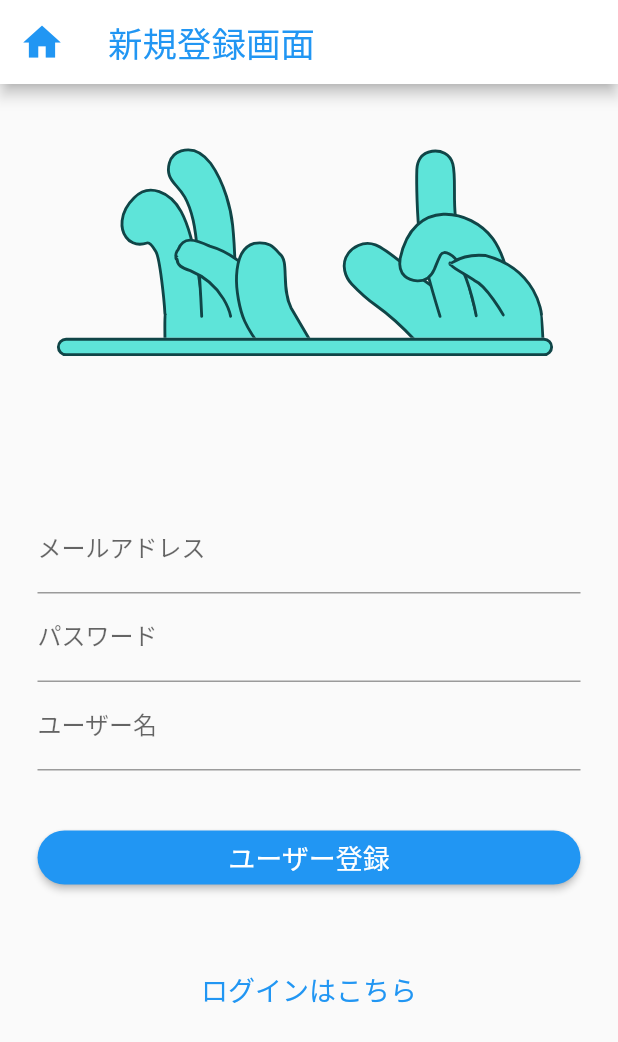
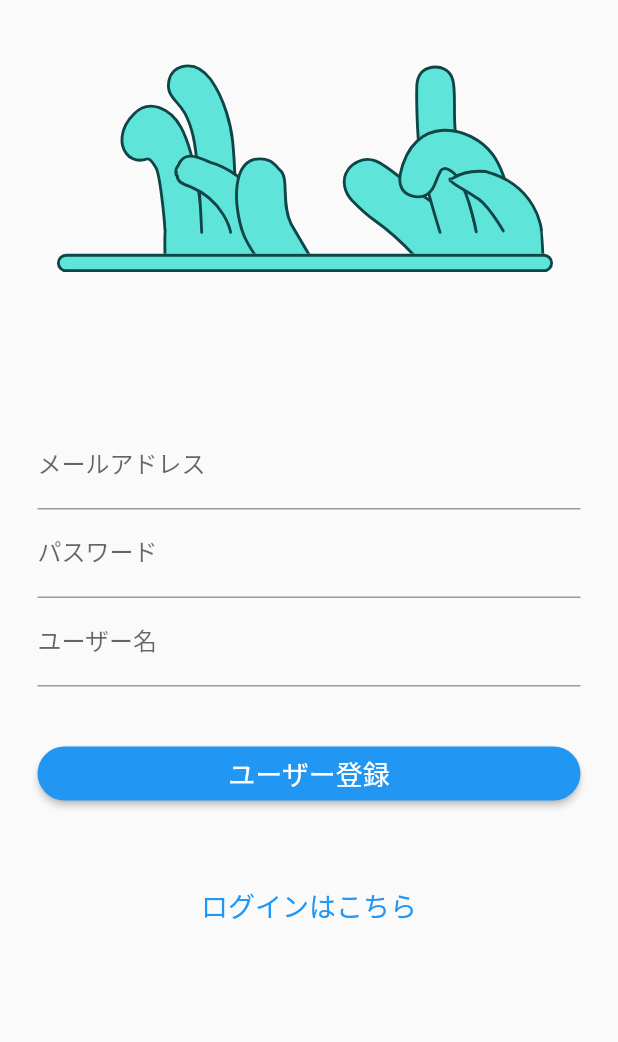
Before and after one commit to SatouTosiki/404test, a Flutter app: the screen it shows after launch, item 2 of the bottom bar chosen, after a tap on the "home" icon, on a phone screen of 412 x 824 dp. Shown: the top 1042 px of the screen. Run offline on Flutter 3.47's test engine with Material 2 defaults, Android fonts, the phone set to English and light mode, and no system bars; our stand-ins replace firebase_auth, firebase_core, google_fonts, lottie; accounts and stored records are empty.

```diff
--- a/lib/register/register_page.dart
+++ b/lib/register/register_page.dart
@@ -22,29 +22,30 @@ class _Registe extends State<Registe> {
   @override
   Widget build(BuildContext context) {
     return Scaffold(
-      appBar: AppBar(
-        leading: IconButton(
-          iconSize: 30,
-          icon: const Icon(
-            Icons.home,
-            color: Colors.blue,
-          ),
-          onPressed: () {
-            Navigator.push(
-              context,
-              MaterialPageRoute(
-                builder: (context) => MyHomePage(title: 'My Home Page'),
-              ),
-            );
-          },
-        ),
-        title: const Text(
-          '新規登録画面',
-          style: TextStyle(color: Colors.blue, fontSize: 23),
-        ),
-        backgroundColor: Colors.white,
-      ),
-      body: Column(
+      // appBar: AppBar(
+      //   leading: IconButton(
+      //     iconSize: 30,
+      //     icon: const Icon(
+      //       Icons.home,
+      //       color: Colors.blue,
+      //     ),
+      //     onPressed: () {
+      //       Navigator.push(
+      //         context,
+      //         MaterialPageRoute(
+      //           builder: (context) => MyHomePage(title: 'My Home Page'),
+      //         ),
+      //       );
+      //     },
+      //   ),
+      //   title: const Text(
+      //     '新規登録画面',
+      //     style: TextStyle(color: Colors.blue, fontSize: 23),
+      //   ),
+      //   backgroundColor: Colors.white,
+      // ),
+      body: SingleChildScrollView(
+        child: Column(
           children: [
             Container(
               alignment: Alignment.center, //中央に配置
@@ -160,22 +161,7 @@ class _Registe extends State<Registe> {
             )
           ],
         ),
-
-      // bottomNavigationBar: BottomNavigationBar(
-      //   items: const [
-      //     BottomNavigationBarItem(
-      //       icon: Icon(
-      //         Icons.account_circle,
-      //       ),
-      //       label: 'Home',
-      //     ),
-      //     BottomNavigationBarItem(
-      //       icon: Icon(Icons.search),
-      //       label: 'Search',
-      //     ),
-      //     // 他のアイテム
-      //   ],
-      // ),
+      ),
     );
   }
 }
--- a/lib/screens/account.dart
+++ b/lib/screens/account.dart
@@ -7,9 +7,6 @@ class AccountScreen extends StatelessWidget {
   @override
   Widget build(BuildContext context) {
     return Scaffold(
-      appBar: AppBar(
-        title: const Text('アカウント'),
-      ),
       body: const Center(
           child: Text('アカウント画面', style: TextStyle(fontSize: 32.0))),
     );
--- a/lib/screens/bookmark.dart
+++ b/lib/screens/bookmark.dart
@@ -7,9 +7,6 @@ class BookmarkScreen extends StatelessWidget {
   @override
   Widget build(BuildContext context) {
     return Scaffold(
-      appBar: AppBar(
-        title: const Text('お気に入り'),
-      ),
       body: const Center(
           child: Text('お気に入り画面', style: TextStyle(fontSize: 32.0))),
     );
--- a/lib/screens/home.dart
+++ b/lib/screens/home.dart
@@ -7,9 +7,6 @@ class HomeScreen extends StatelessWidget {
   @override
   Widget build(BuildContext context) {
     return Scaffold(
-      appBar: AppBar(
-        title: const Text('ホーム'),
-      ),
       body: const Center(
           child: Text('ホーム画面',
               style: TextStyle(
--- a/lib/screens/notification.dart
+++ b/lib/screens/notification.dart
@@ -7,9 +7,6 @@ class NotificationScreen extends StatelessWidget {
   @override
   Widget build(BuildContext context) {
     return Scaffold(
-      appBar: AppBar(
-        title: const Text('お知らせ'),
-      ),
       body:
           const Center(child: Text('お知らせ画面', style: TextStyle(fontSize: 32.0))),
     );
```
Also changed, not shown: lib/main2.dart (+1 -9 lines). Lines whose indentation alone changed are shown as unchanged.
